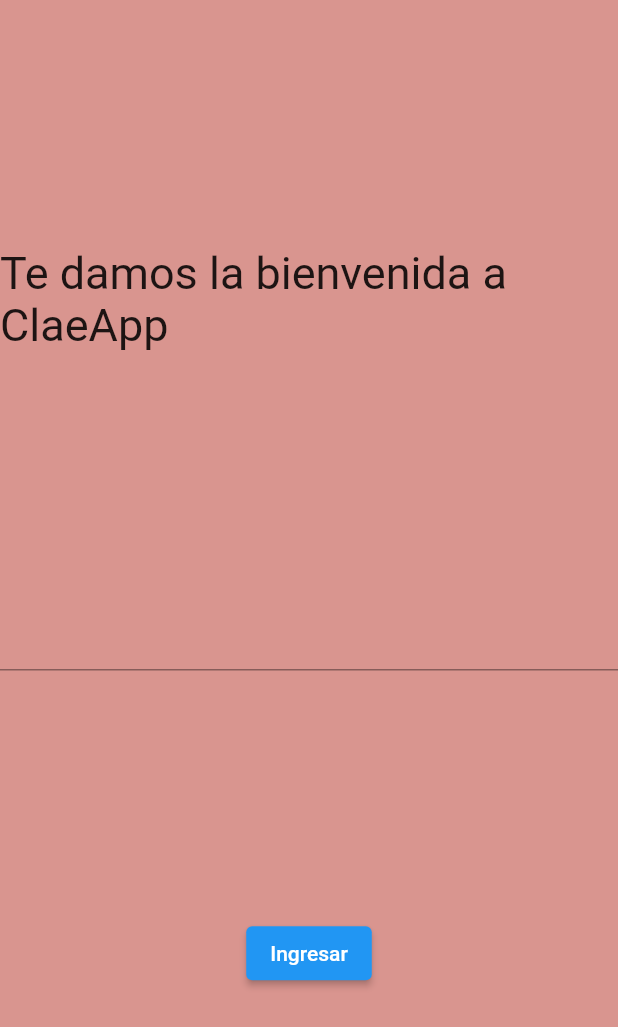
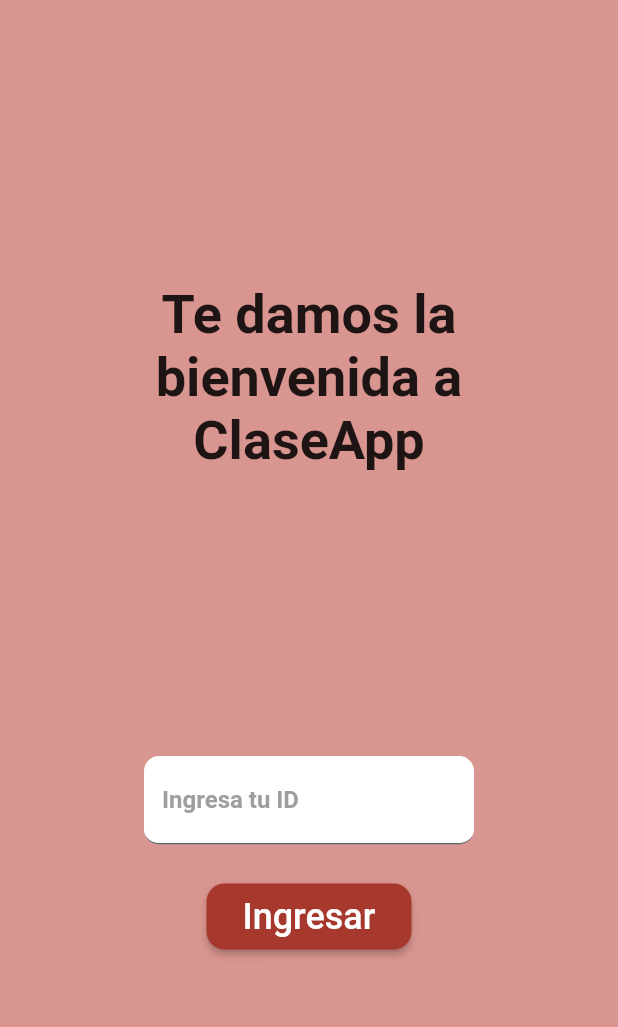
Before and after one commit to jreyes0431/ing-sw-flutter-sample, a Flutter app: the screen it shows after launch, on a phone screen of 412 x 824 dp. Shown: the top 1027 px of the screen. Run offline on Flutter 3.47's test engine with Material 2 defaults, Android fonts, the phone set to English and light mode, and no system bars.

Commit message:
feat: welcome page

```diff
--- a/lib/login_page.dart
+++ /dev/null
@@ -1,46 +0,0 @@
-import 'package:flutter/material.dart';
-import 'package:test_ing_mw/home_page.dart';
-
-class LoginPage extends StatelessWidget {
-  LoginPage({super.key});
-
-  TextEditingController controller = TextEditingController();
-
-  @override
-  Widget build(BuildContext context) {
-    return Scaffold(
-      backgroundColor: const Color(0xFFD9958F),
-      body: Column(
-        crossAxisAlignment: CrossAxisAlignment.center,
-        children: [
-          const Spacer(),
-          const Text(
-            "Te damos la bienvenida a ClaeApp",
-            textAlign: TextAlign.start,
-            style: TextStyle(
-              fontSize: 30,
-            ),
-          ),
-          const Spacer(),
-          TextFormField(
-            controller: controller,
-          ),
-          const Spacer(),
-          ElevatedButton(
-            onPressed: () {
-              print(controller.text);
-              Navigator.push(
-                context,
-                MaterialPageRoute(
-                  builder: (_) => HomePage(),
-                ),
-              );
-            },
-            child: Text("Ingresar"),
-          ),
-          const Spacer(),
-        ],
-      ),
-    );
-  }
-}
--- a/lib/main.dart
+++ b/lib/main.dart
@@ -1,5 +1,5 @@
 import 'package:flutter/material.dart';
-import 'login_page.dart';
+import 'wlcome_page.dart';
 
 void main() {
   runApp(const MainApp());
@@ -11,7 +11,10 @@
   @override
   Widget build(BuildContext context) {
     return MaterialApp(
-      home: LoginPage(),
+      theme: ThemeData(
+        colorSchemeSeed: const Color(0xFFA6382E),
+      ),
+      home: WellcomePage(),
     );
   }
 }
--- /dev/null
+++ b/lib/wlcome_page.dart
@@ -0,0 +1,86 @@
+import 'package:flutter/material.dart';
+import 'package:test_ing_mw/home_page.dart';
+
+class WellcomePage extends StatelessWidget {
+  WellcomePage({super.key});
+
+  final TextEditingController controller = TextEditingController();
+
+  @override
+  Widget build(BuildContext context) {
+    return Scaffold(
+      backgroundColor: const Color(0xFFD9958F),
+      body: Column(
+        crossAxisAlignment: CrossAxisAlignment.center,
+        children: [
+          const Spacer(),
+          const Padding(
+            padding: EdgeInsets.symmetric(horizontal: 25),
+            child: Text(
+              "Te damos la bienvenida a ClaseApp",
+              textAlign: TextAlign.center,
+              style: TextStyle(
+                fontWeight: FontWeight.w600,
+                fontSize: 36,
+              ),
+            ),
+          ),
+          const Spacer(),
+          SizedBox(
+            width: 220,
+            child: TextFormField(
+              controller: controller,
+              style: const TextStyle(
+                fontWeight: FontWeight.bold,
+              ),
+              decoration: InputDecoration(
+                fillColor: Colors.white,
+                filled: true,
+                border: UnderlineInputBorder(
+                  borderRadius: BorderRadius.circular(10),
+                ),
+                label: const Text(
+                  "Ingresa tu ID",
+                  style: TextStyle(
+                    color: Colors.grey,
+                    fontWeight: FontWeight.bold,
+                  ),
+                ),
+              ),
+            ),
+          ),
+          const SizedBox(height: 24),
+          ElevatedButton(
+            onPressed: () {
+              Navigator.push(
+                context,
+                MaterialPageRoute(
+                  builder: (_) => const HomePage(),
+                ),
+              );
+            },
+            style: ButtonStyle(
+              shape: MaterialStateProperty.all<RoundedRectangleBorder>(
+                RoundedRectangleBorder(
+                  borderRadius: BorderRadius.circular(12),
+                ),
+              ),
+              backgroundColor:
+                  const MaterialStatePropertyAll(Color(0xFFA6382E)),
+            ),
+            child: const Padding(
+              padding: EdgeInsets.all(8.0),
+              child: Text(
+                "Ingresar",
+                style: TextStyle(
+                  fontSize: 24,
+                ),
+              ),
+            ),
+          ),
+          const Spacer(),
+        ],
+      ),
+    );
+  }
+}
```
